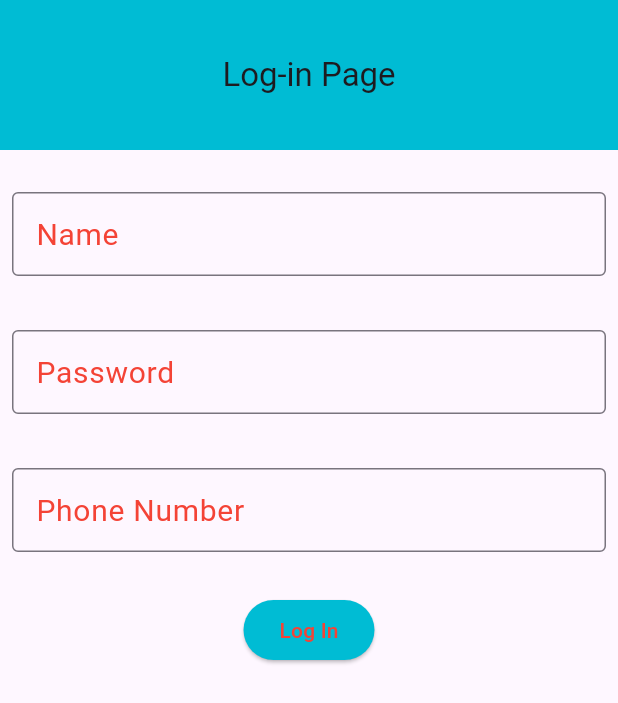
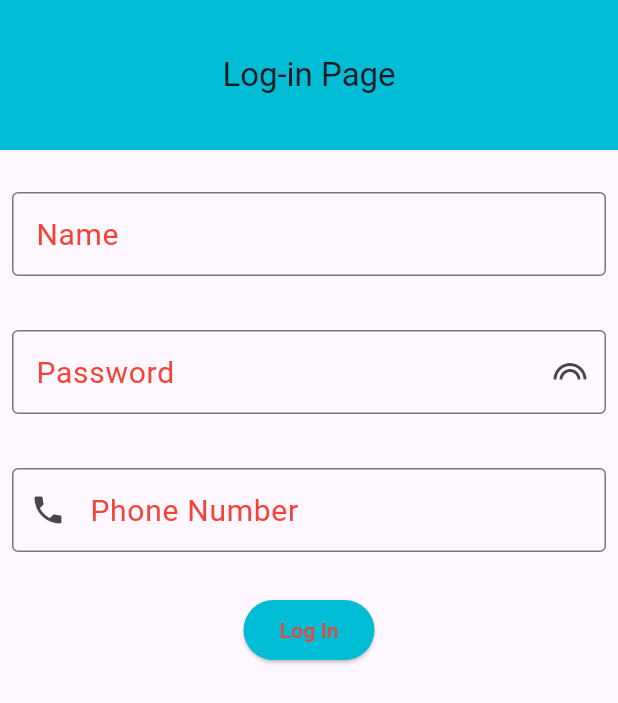
Before and after one commit to osmangonikhan247/new_project, a Flutter app: the screen it shows after launch, on a phone screen of 412 x 824 dp. Shown: the top 703 px of the screen. Run offline on Flutter 3.47's test engine with Material 3 defaults, Android fonts, the phone set to English and light mode, and no system bars.

Commit message:
updated code

```diff
--- a/lib/log_in_page.dart
+++ b/lib/log_in_page.dart
@@ -44,6 +44,7 @@ class login extends StatelessWidget {
 
                 decoration: InputDecoration(
                   labelText: 'Password',
+                    suffixIcon: Icon(Icons.looks),
                     labelStyle: TextStyle(
                         color: Colors.red,
                         fontSize: 20
@@ -60,10 +61,11 @@ class login extends StatelessWidget {
             Padding(
               padding: const EdgeInsets.all(8.0),
               child: TextField(
-                obscureText: true,
+                keyboardType: TextInputType.phone,
 
                 decoration: InputDecoration(
                     labelText: 'Phone Number',
+                    prefixIcon: Icon(Icons.phone),
                     labelStyle: TextStyle(
                         color: Colors.red,
                         fontSize: 20
```
